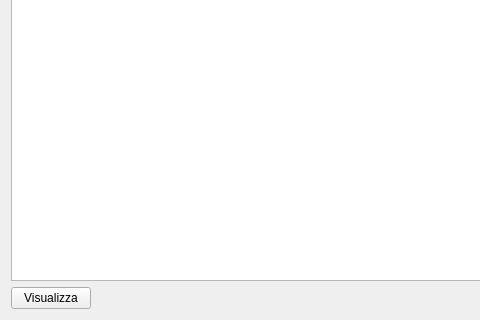
Qt form hcomposizionelotto.ui (fblabs/hamlet-mod-sancon) before a commit; both pictures show x 0 to 480 and y 450 to 770 of the 1213 by 770 pixel window.
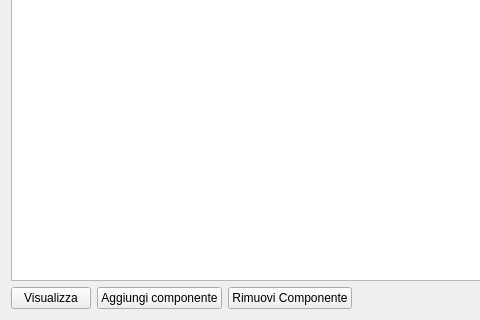
The same form after that commit. Icons and pictures are not drawn.

```diff
--- a/hcomposizionelotto.ui
+++ b/hcomposizionelotto.ui
@@ -87,6 +87,40 @@
        </property>
       </widget>
      </item>
+     <item>
+      <widget class="QPushButton" name="pbAdd">
+       <property name="text">
+        <string>Aggiungi componente</string>
+       </property>
+       <property name="icon">
+        <iconset resource="icons.qrc">
+         <normaloff>:/Resources/Arrow-Down.PNG</normaloff>:/Resources/Arrow-Down.PNG</iconset>
+       </property>
+       <property name="iconSize">
+        <size>
+         <width>32</width>
+         <height>32</height>
+        </size>
+       </property>
+      </widget>
+     </item>
+     <item>
+      <widget class="QPushButton" name="pbRemove">
+       <property name="text">
+        <string>Rimuovi Componente</string>
+       </property>
+       <property name="icon">
+        <iconset resource="icons.qrc">
+         <normaloff>:/Resources/Arrow-Up.PNG</normaloff>:/Resources/Arrow-Up.PNG</iconset>
+       </property>
+       <property name="iconSize">
+        <size>
+         <width>32</width>
+         <height>32</height>
+        </size>
+       </property>
+      </widget>
+     </item>
      <item>
       <spacer name="horizontalSpacer">
        <property name="orientation">
```
